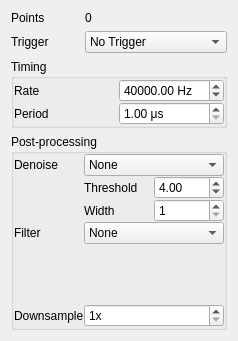
Old version of the form lib/devices/NiDAQ/ProtocolTemplate.ui in the repository acq4/acq4.
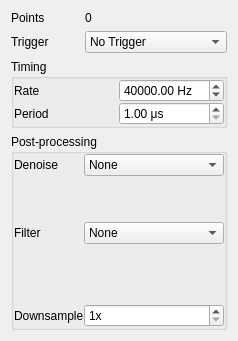
New version of the form. Custom widgets are drawn as their Qt base class.

Diff of the .ui file:
```diff
--- a/lib/devices/NiDAQ/ProtocolTemplate.ui
+++ b/lib/devices/NiDAQ/ProtocolTemplate.ui
@@ -86,6 +86,7 @@
         <property name="currentIndex">
          <number>0</number>
         </property>
+        <widget class="QWidget" name="page_4"/>
         <widget class="QWidget" name="page_3">
          <layout class="QGridLayout" name="gridLayout_7">
           <property name="margin">
```
Left out of the diff: 8 changed lines with no effect on the pictures.
